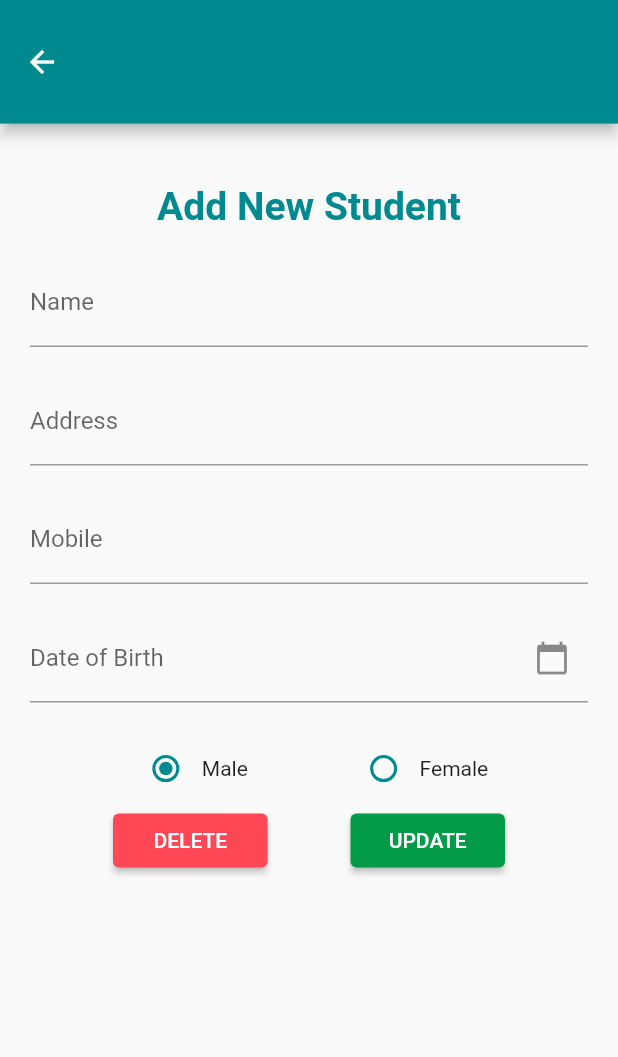
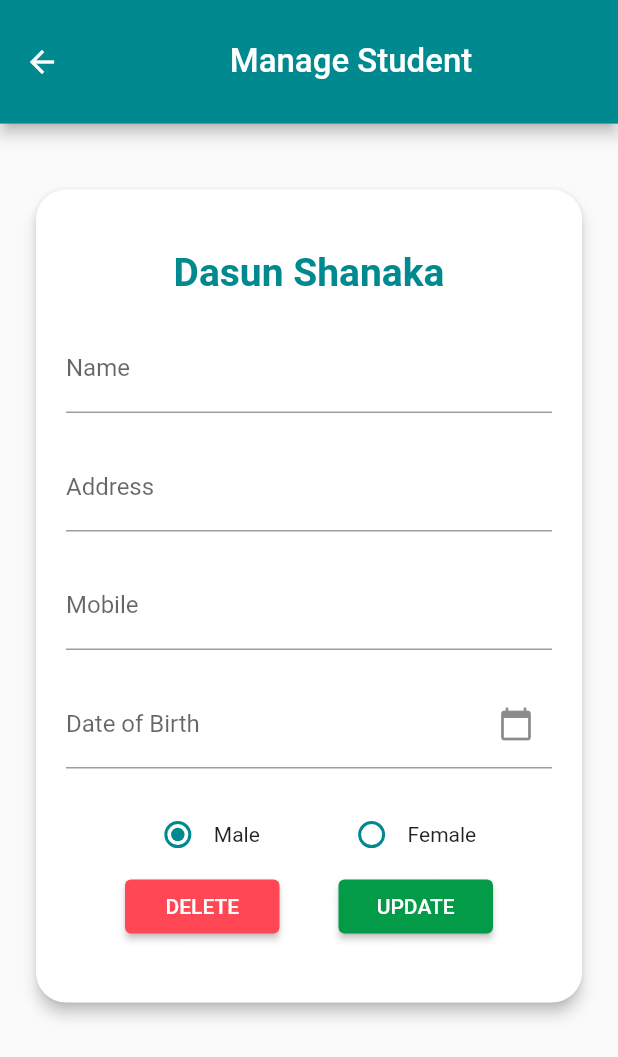
Before and after one commit to sumathipala-hes/training-ramp-up, a Flutter app: the screen it shows after launch, after a tap on an icon or button, on a phone screen of 412 x 824 dp. Shown: the top 1057 px of the screen. Run offline on Flutter 3.47's test engine with Material 2 defaults, Android fonts, the phone set to English and light mode, and no system bars; our stand-ins replace flutter_bloc.

Commit message:
Content Updated

```diff
--- a/frontend/lib/ui/student_page/student_page_view.dart
+++ b/frontend/lib/ui/student_page/student_page_view.dart
@@ -24,18 +24,35 @@ class StudentPageView extends StatelessWidget {
         backgroundColor: AppColors.mainColor,
         elevation: 4,
         title: const Row(
-          mainAxisAlignment: MainAxisAlignment.end,
+          mainAxisAlignment: MainAxisAlignment.center,
+          children: [
+            Text(
+              'Manage Student',
+              textAlign: TextAlign.center,
+              style: TextStyle(
+                fontSize: 22,
+                color: Colors.white,
+              ),
+            ),
+          ],
         ),
         toolbarHeight: MediaQuery.of(context).size.height * 0.1,
       ),
       body: Padding(
+        padding: const EdgeInsets.fromLTRB(20, 40, 20, 40),
+        child: Card(
+          elevation: 4,
+          shape: RoundedRectangleBorder(
+            borderRadius: BorderRadius.circular(20.0),
+          ),
+          child: Padding(
             padding: const EdgeInsets.fromLTRB(20, 40, 20, 40),
             child: Column(
               mainAxisSize: MainAxisSize.min,
               crossAxisAlignment: CrossAxisAlignment.center,
               children: [
                 const Text(
-              'Add New Student',
+                  'Dasun Shanaka',
                   textAlign: TextAlign.center,
                   style: TextStyle(
                     fontSize: 26,
@@ -178,6 +195,8 @@ class StudentPageView extends StatelessWidget {
               ],
             ),
           ),
+        ),
+      ),
     );
   }
 }
--- a/frontend/lib/ui/widget/student_card.dart
+++ b/frontend/lib/ui/widget/student_card.dart
@@ -18,22 +18,31 @@ class StudentCard extends StatefulWidget {
 class _StudentCardState extends State<StudentCard> {
   @override
   Widget build(BuildContext context) {
-    return ElevatedButton(
+    return SizedBox(
+      width: MediaQuery.of(context).size.width * 0.9,
+      child: Card(
+        elevation: 4,
+        shape: RoundedRectangleBorder(
+          borderRadius: BorderRadius.circular(10),
+        ),
+        child: ElevatedButton(
           onPressed: () {
             Navigator.push(
               context,
               MaterialPageRoute(
-            builder: (context) => StudentPageProvider(),
+                builder: (context) => const StudentPageProvider(),
               ),
             );
           },
-      child: SizedBox(
-        width: MediaQuery.of(context).size.width * 0.9,
-        child: Card(
-          elevation: 4,
-          color: AppColors.mainColor,
-          shape: RoundedRectangleBorder(
+          style: ButtonStyle(
+            backgroundColor: MaterialStateProperty.all<Color>(
+              AppColors.mainColor,
+            ),
+            shape: MaterialStateProperty.all<RoundedRectangleBorder>(
+              RoundedRectangleBorder(
                 borderRadius: BorderRadius.circular(10),
+              ),
+            ),
           ),
           child: Padding(
             padding: const EdgeInsets.fromLTRB(40, 20, 40, 20),
```
Lines whose indentation alone changed are shown as unchanged.
